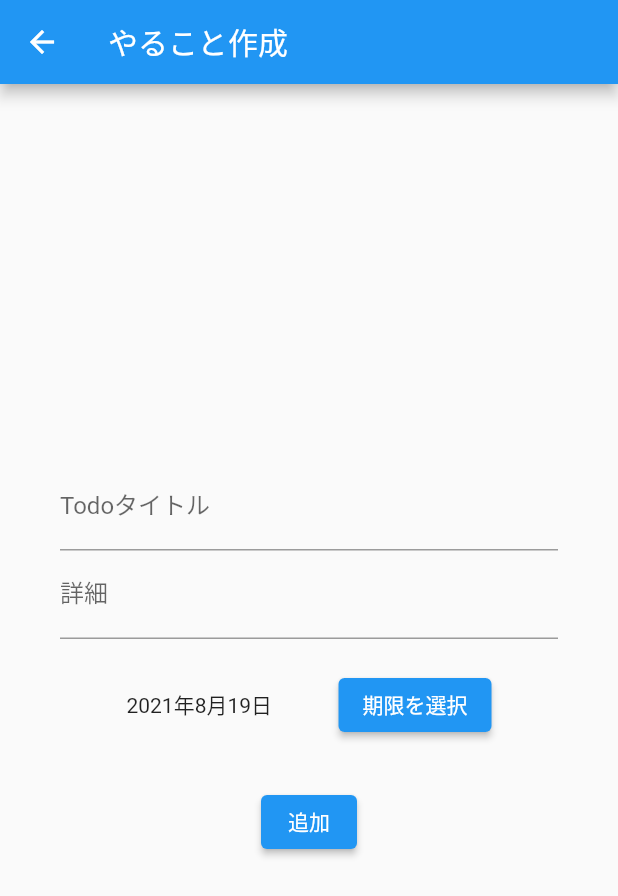
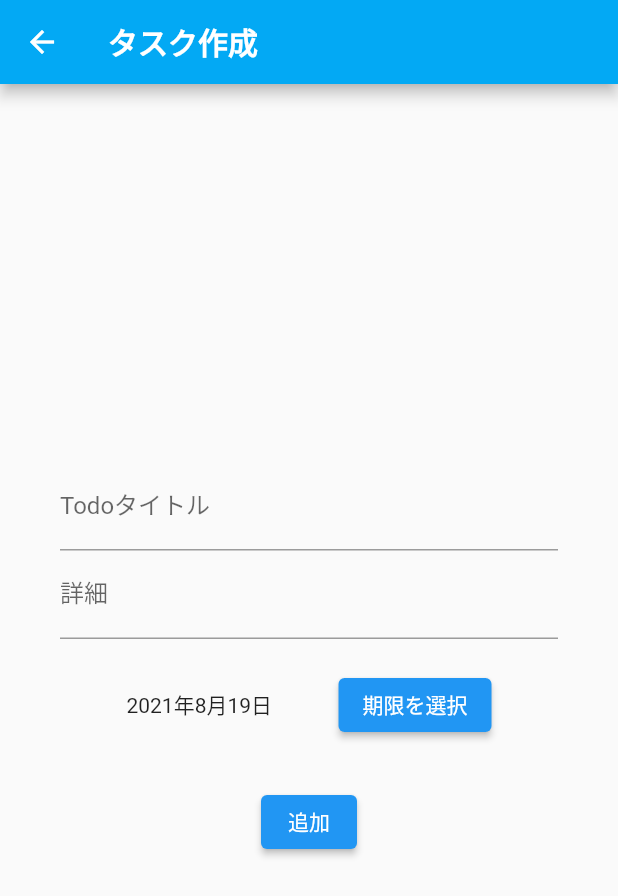
Before and after one commit to frappuccino2316/daisy, a Flutter app: the screen it shows after launch, after a tap on the "add" icon, on a phone screen of 412 x 824 dp. Shown: the top 896 px of the screen. Run offline on Flutter 3.47's test engine with Material 2 defaults, Android fonts, the phone set to English and light mode, and no system bars; our stand-ins replace hive_flutter; accounts and stored records are empty.

Commit message:
AppBarを置き換え

```diff
--- a/lib/views/todo/create_todo_page.dart
+++ b/lib/views/todo/create_todo_page.dart
@@ -4,6 +4,7 @@ import 'package:intl/date_symbol_data_local.dart';
 
 import '../../models/todo.dart';
 import '../../utils/pick_date.dart';
+import '../components/page_app_bar.dart';
 
 class CreateTodoPage extends StatefulWidget {
   @override
@@ -21,9 +22,7 @@ class _CreateTodoPageState extends State<CreateTodoPage> {
   Widget build(BuildContext context) {
     initializeDateFormatting();
     return Scaffold(
-      appBar: AppBar(
-        title: const Text('やること作成'),
-      ),
+      appBar: PageAppBar('タスク作成'),
       body: Container(
           padding: const EdgeInsets.all(40.0),
           child: Center(
--- a/lib/views/todo/edit_todo_page.dart
+++ b/lib/views/todo/edit_todo_page.dart
@@ -4,6 +4,7 @@ import 'package:intl/date_symbol_data_local.dart';
 
 import '../../models/todo.dart';
 import '../../utils/pick_date.dart';
+import '../components/page_app_bar.dart';
 
 @immutable
 class EditTodoPage extends StatefulWidget {
@@ -34,9 +35,7 @@ class _EditTodoPageState extends State<EditTodoPage> {
   Widget build(BuildContext context) {
     initializeDateFormatting();
     return Scaffold(
-      appBar: AppBar(
-        title: const Text('やること作成'),
-      ),
+      appBar: PageAppBar('タスク編集'),
       body: Container(
           padding: const EdgeInsets.all(40.0),
           child: Center(
--- a/lib/views/todo/todo_list_page.dart
+++ b/lib/views/todo/todo_list_page.dart
@@ -2,6 +2,7 @@ import 'package:flutter/material.dart';
 import 'package:hive_flutter/hive_flutter.dart';
 
 import '../../models/todo.dart';
+import '../components/page_app_bar.dart';
 import 'create_todo_page.dart';
 import 'edit_todo_page.dart';
 
@@ -16,13 +17,7 @@ class _TodoListPageState extends State<TodoListPage> {
   @override
   Widget build(BuildContext context) {
     return Scaffold(
-      appBar: AppBar(
-        title: const Text(
-          'Todo',
-          style: TextStyle(color: Colors.white, fontWeight: FontWeight.bold),
-        ),
-        backgroundColor: Colors.lightBlue,
-      ),
+      appBar: PageAppBar('タスク'),
       body: ListView.builder(
         itemCount: _todoBox.values.toList().length,
         itemBuilder: (BuildContext context, int index) {
```
Also changed, not shown: lib/views/memo/memo_page.dart (+3 -7 lines), lib/views/notification/notification_page.dart (+3 -7 lines), lib/views/setting/setting_page.dart (+3 -7 lines).
